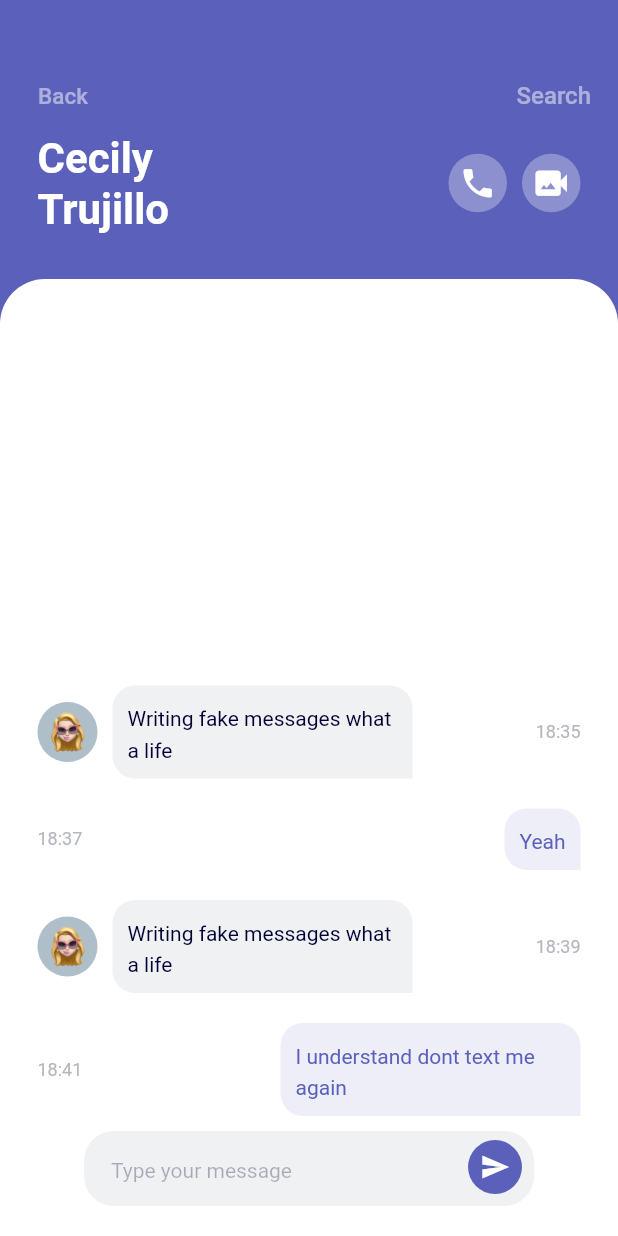
After one commit to yigittin/chat_app-UI_Tutorial, a Flutter app: the DetailPage screen opened directly with sample values from the repository, on a phone screen of 412 x 824 dp. The commit adds this screen. Run offline on Flutter 3.47's test engine with Material 2 defaults, Android fonts, the phone set to English and light mode, and no system bars.

Commit message:
detailed page finished

```diff
--- a/lib/models/message.dart
+++ b/lib/models/message.dart
@@ -1,4 +1,5 @@
 import 'package:chat_app/models/user.dart';
+import 'package:flutter/material.dart';
 
 class Message {
   User user;
@@ -18,6 +19,32 @@ class Message {
       Message(users[5], 'Flutter is not bad', '13:55'),
     ];
   }
+
+  static List<Message> generateMessagesFromUser() {
+    return [
+      Message(
+        users[0],
+        'Writing fake messages what a life',
+        '18:35',
+      ),
+      Message(
+        me,
+        'Yeah',
+        '18:37',
+      ),
+      Message(
+        users[0],
+        'Writing fake messages what a life',
+        '18:39',
+      ),
+      Message(
+        me,
+        'I understand dont text me again',
+        '18:41',
+      ),
+    ];
+  }
 }
 
 var users = User.generateUsers();
+var me = User(0, 'Yigit', 'Tin', 'assets/images/user0.png', Color(0xFFFFFFFF));
--- /dev/null
+++ b/lib/screens/detail/detail.dart
@@ -0,0 +1,24 @@
+import 'package:chat_app/constants/colors.dart';
+import 'package:chat_app/models/message.dart';
+import 'package:chat_app/screens/detail/widgets/contact_info.dart';
+import 'package:chat_app/screens/detail/widgets/detail_app_bar.dart';
+import 'package:chat_app/screens/detail/widgets/detail_message.dart';
+import 'package:flutter/material.dart';
+
+class DetailPage extends StatelessWidget {
+  final Message message;
+  DetailPage(this.message);
+  @override
+  Widget build(BuildContext context) {
+    return Scaffold(
+      backgroundColor: kPrimary,
+      body: Column(
+        children: [
+          DetailAppBar(),
+          ContactInfo(message),
+          Expanded(child: DetailMessage())
+        ],
+      ),
+    );
+  }
+}
--- /dev/null
+++ b/lib/screens/detail/widgets/contact_info.dart
@@ -0,0 +1,50 @@
+import 'package:chat_app/models/message.dart';
+import 'package:flutter/material.dart';
+
+class ContactInfo extends StatelessWidget {
+  final Message message;
+  ContactInfo(this.message);
+
+  @override
+  Widget build(BuildContext context) {
+    return Container(
+      padding: EdgeInsets.symmetric(horizontal: 25),
+      child: Row(
+        mainAxisAlignment: MainAxisAlignment.spaceBetween,
+        children: [
+          Text(
+            '${message.user.firstName}\n${message.user.lastName}',
+            style: TextStyle(
+              height: 1.2,
+              fontSize: 28,
+              color: Colors.white,
+              fontWeight: FontWeight.bold,
+            ),
+          ),
+          Row(
+            children: [
+              _buildCallButton(Icons.phone),
+              SizedBox(
+                width: 10,
+              ),
+              _buildCallButton(Icons.video_camera_back)
+            ],
+          )
+        ],
+      ),
+    );
+  }
+
+  Widget _buildCallButton(IconData iconData) {
+    return Container(
+      padding: EdgeInsets.all(7),
+      decoration: BoxDecoration(
+          shape: BoxShape.circle, color: Colors.white.withOpacity(0.3)),
+      child: Icon(
+        iconData,
+        color: Colors.white,
+        size: 25,
+      ),
+    );
+  }
+}
--- /dev/null
+++ b/lib/screens/detail/widgets/detail_app_bar.dart
@@ -0,0 +1,30 @@
+import 'package:flutter/material.dart';
+
+class DetailAppBar extends StatelessWidget {
+  @override
+  Widget build(BuildContext context) {
+    return Container(
+      padding: EdgeInsets.fromLTRB(10, 40, 10, 0),
+      child: Row(
+        mainAxisAlignment: MainAxisAlignment.spaceBetween,
+        children: [
+          TextButton(
+            onPressed: () => Navigator.of(context).pop(),
+            child: Text(
+              'Back',
+              style:
+                  TextStyle(fontSize: 15, color: Colors.white.withOpacity(0.5)),
+            ),
+          ),
+          TextButton(
+              onPressed: () {},
+              child: Text(
+                'Search',
+                style: TextStyle(
+                    fontSize: 16, color: Colors.white.withOpacity(0.5)),
+              ))
+        ],
+      ),
+    );
+  }
+}
--- /dev/null
+++ b/lib/screens/detail/widgets/detail_message.dart
@@ -0,0 +1,165 @@
+import 'package:chat_app/constants/colors.dart';
+import 'package:chat_app/models/message.dart';
+import 'package:flutter/material.dart';
+
+class DetailMessage extends StatelessWidget {
+  final myId = 0;
+  final list = Message.generateMessagesFromUser();
+  final _scrollController = ScrollController();
+  @override
+  Widget build(BuildContext context) {
+    var messageList = List.from(list.reversed);
+    return Container(
+      child: Stack(
+        children: [
+          Container(
+            margin: EdgeInsets.only(top: 30),
+            padding: EdgeInsets.fromLTRB(25, 50, 25, 80),
+            decoration: BoxDecoration(
+                color: Colors.white,
+                borderRadius: BorderRadius.only(
+                  topLeft: Radius.circular(
+                    30,
+                  ),
+                  topRight: Radius.circular(30),
+                )),
+            child: ListView.separated(
+                reverse: true,
+                controller: _scrollController,
+                padding: EdgeInsets.zero,
+                itemBuilder: (context, index) =>
+                    messageList[index].user.id == myId
+                        ? _buildReceivedText(messageList[index])
+                        : _buiildSenderText(messageList[index]),
+                separatorBuilder: (_, index) => SizedBox(
+                      height: 20,
+                    ),
+                itemCount: messageList.length),
+          ),
+          Align(
+            alignment: Alignment.bottomCenter,
+            child: Container(
+              height: 50,
+              width: 300,
+              margin: EdgeInsets.only(bottom: 20),
+              child: Stack(
+                children: [
+                  TextField(
+                    onTap: () {
+                      _scrollController.animateTo(0,
+                          duration: Duration(milliseconds: 300),
+                          curve: Curves.easeOut);
+                    },
+                    decoration: InputDecoration(
+                        fillColor: kGreyLight.withOpacity(0.2),
+                        filled: true,
+                        contentPadding: EdgeInsets.all(18),
+                        border: OutlineInputBorder(
+                            borderRadius: BorderRadius.circular(20),
+                            borderSide: BorderSide.none),
+                        hintText: 'Type your message',
+                        hintStyle: TextStyle(
+                            color: kPrimaryDark.withOpacity(0.3),
+                            fontSize: 14)),
+                  ),
+                  Positioned(
+                    right: 8,
+                    bottom: 8,
+                    child: Container(
+                      padding: EdgeInsets.all(8),
+                      decoration: BoxDecoration(
+                          color: kPrimary, shape: BoxShape.circle),
+                      child: Icon(
+                        Icons.send,
+                        color: Colors.white,
+                        size: 20,
+                      ),
+                    ),
+                  )
+                ],
+              ),
+            ),
+          )
+        ],
+      ),
+    );
+  }
+
+  Widget _buildReceivedText(Message message) {
+    return Row(
+      mainAxisAlignment: MainAxisAlignment.spaceBetween,
+      children: [
+        Text(
+          message.lastTime,
+          style: TextStyle(color: kGreyLight, fontSize: 12),
+        ),
+        Container(
+          padding: EdgeInsets.all(10),
+          decoration: BoxDecoration(
+              color: kPrimaryLight,
+              borderRadius: BorderRadius.only(
+                topLeft: Radius.circular(15),
+                topRight: Radius.circular(15),
+                bottomLeft: Radius.circular(15),
+              )),
+          child: ConstrainedBox(
+            constraints: BoxConstraints(maxWidth: 180),
+            child: Text(
+              message.lastMessage,
+              style: TextStyle(height: 1.5, color: kPrimary),
+            ),
+          ),
+        )
+      ],
+    );
+  }
+
+  Widget _buiildSenderText(Message message) {
+    return Row(
+      mainAxisAlignment: MainAxisAlignment.spaceBetween,
+      children: [
+        Row(
+          children: [
+            message.isContinue
+                ? SizedBox(
+                    width: 40,
+                  )
+                : Container(
+                    padding: EdgeInsets.all(5),
+                    decoration: BoxDecoration(
+                        color: message.user.bgColor, shape: BoxShape.circle),
+                    child: Image.asset(
+                      message.user.iconUrl,
+                      width: 30,
+                    ),
+                  ),
+            SizedBox(
+              width: 10,
+            ),
+            Container(
+              padding: EdgeInsets.all(10),
+              decoration: BoxDecoration(
+                  color: kGreyLight.withOpacity(0.2),
+                  borderRadius: BorderRadius.only(
+                    topLeft: Radius.circular(15),
+                    topRight: Radius.circular(15),
+                    bottomLeft: Radius.circular(15),
+                  )),
+              child: ConstrainedBox(
+                constraints: BoxConstraints(maxWidth: 180),
+                child: Text(
+                  message.lastMessage,
+                  style: TextStyle(height: 1.5, color: kPrimaryDark),
+                ),
+              ),
+            )
+          ],
+        ),
+        Text(
+          message.lastTime,
+          style: TextStyle(color: kGreyLight, fontSize: 12),
+        )
+      ],
+    );
+  }
+}
--- a/lib/screens/home/widgets/message.dart
+++ b/lib/screens/home/widgets/message.dart
@@ -1,5 +1,6 @@
 import 'package:chat_app/constants/colors.dart';
 import 'package:chat_app/models/message.dart';
+import 'package:chat_app/screens/detail/detail.dart';
 import 'package:flutter/cupertino.dart';
 import 'package:flutter/material.dart';
 
@@ -24,15 +25,20 @@ class Messages extends StatelessWidget {
   Widget _buildMessages() {
     return ListView.separated(
         padding: EdgeInsets.zero,
-        itemBuilder: (context, index) => _buildMessage(index),
+        itemBuilder: (context, index) => _buildMessage(context, index),
         separatorBuilder: (_, index) => SizedBox(
               height: 30,
             ),
         itemCount: messageList.length);
   }
 
-  Widget _buildMessage(int index) {
-    return Row(
+  Widget _buildMessage(BuildContext context, int index) {
+    return GestureDetector(
+      onTap: () {
+        Navigator.of(context).push(MaterialPageRoute(
+            builder: (context) => DetailPage(messageList[index])));
+      },
+      child: Row(
         children: [
           Container(
             padding: EdgeInsets.all(5),
@@ -79,6 +85,7 @@ class Messages extends StatelessWidget {
             ),
           )
         ],
+      ),
     );
   }
 }
```
Lines whose indentation alone changed are shown as unchanged.
